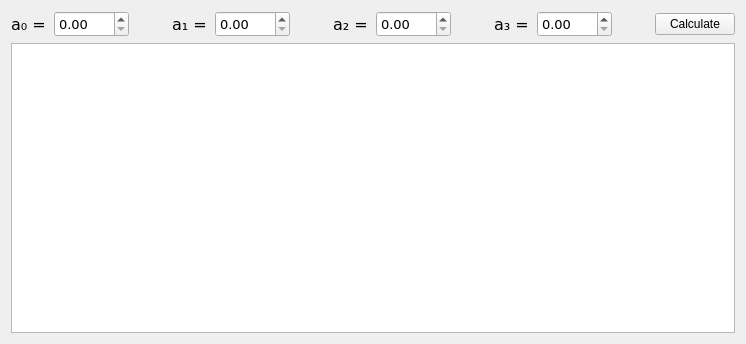
JC-labs/Experiment_Planning_theory_Labs, file Lab1/GUI.ui: the form before one commit.
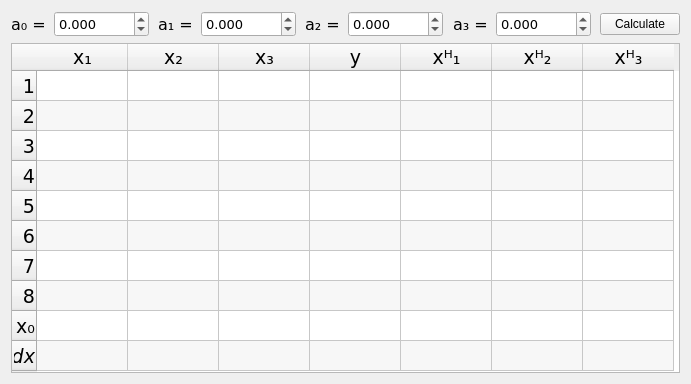
The form after the commit.

Commit message: GUI is ready.

Patch:
```diff
--- a/Lab1/GUI.ui
+++ b/Lab1/GUI.ui
@@ -6,10 +6,16 @@
    <rect>
     <x>0</x>
     <y>0</y>
-    <width>746</width>
-    <height>344</height>
+    <width>691</width>
+    <height>384</height>
    </rect>
   </property>
+  <property name="minimumSize">
+   <size>
+    <width>691</width>
+    <height>384</height>
+   </size>
+  </property>
   <property name="windowTitle">
    <string>GUI</string>
   </property>
@@ -40,6 +46,15 @@
          <pointsize>10</pointsize>
         </font>
        </property>
+       <property name="decimals">
+        <number>3</number>
+       </property>
+       <property name="minimum">
+        <double>-1000.000000000000000</double>
+       </property>
+       <property name="maximum">
+        <double>1000.000000000000000</double>
+       </property>
       </widget>
      </item>
      <item>
@@ -76,6 +91,15 @@
          <pointsize>10</pointsize>
         </font>
        </property>
+       <property name="decimals">
+        <number>3</number>
+       </property>
+       <property name="minimum">
+        <double>-1000.000000000000000</double>
+       </property>
+       <property name="maximum">
+        <double>1000.000000000000000</double>
+       </property>
       </widget>
      </item>
      <item>
@@ -112,6 +136,15 @@
          <pointsize>10</pointsize>
         </font>
        </property>
+       <property name="decimals">
+        <number>3</number>
+       </property>
+       <property name="minimum">
+        <double>-1000.000000000000000</double>
+       </property>
+       <property name="maximum">
+        <double>1000.000000000000000</double>
+       </property>
       </widget>
      </item>
      <item>
@@ -148,6 +181,15 @@
          <pointsize>10</pointsize>
         </font>
        </property>
+       <property name="decimals">
+        <number>3</number>
+       </property>
+       <property name="minimum">
+        <double>-1000.000000000000000</double>
+       </property>
+       <property name="maximum">
+        <double>1000.000000000000000</double>
+       </property>
       </widget>
      </item>
      <item>
@@ -173,7 +215,173 @@
     </layout>
    </item>
    <item>
-    <widget class="QTableWidget" name="tableWidget"/>
+    <widget class="QTableWidget" name="table">
+     <property name="font">
+      <font>
+       <family>Verdana</family>
+       <pointsize>14</pointsize>
+      </font>
+     </property>
+     <property name="verticalScrollBarPolicy">
+      <enum>Qt::ScrollBarAlwaysOff</enum>
+     </property>
+     <property name="horizontalScrollBarPolicy">
+      <enum>Qt::ScrollBarAlwaysOff</enum>
+     </property>
+     <property name="sizeAdjustPolicy">
+      <enum>QAbstractScrollArea::AdjustIgnored</enum>
+     </property>
+     <property name="editTriggers">
+      <set>QAbstractItemView::NoEditTriggers</set>
+     </property>
+     <property name="alternatingRowColors">
+      <bool>true</bool>
+     </property>
+     <property name="verticalScrollMode">
+      <enum>QAbstractItemView::ScrollPerPixel</enum>
+     </property>
+     <property name="horizontalScrollMode">
+      <enum>QAbstractItemView::ScrollPerPixel</enum>
+     </property>
+     <property name="showGrid">
+      <bool>true</bool>
+     </property>
+     <property name="cornerButtonEnabled">
+      <bool>false</bool>
+     </property>
+     <attribute name="horizontalHeaderDefaultSectionSize">
+      <number>91</number>
+     </attribute>
+     <attribute name="horizontalHeaderShowSortIndicator" stdset="0">
+      <bool>false</bool>
+     </attribute>
+     <attribute name="verticalHeaderVisible">
+      <bool>true</bool>
+     </attribute>
+     <attribute name="verticalHeaderStretchLastSection">
+      <bool>false</bool>
+     </attribute>
+     <row>
+      <property name="text">
+       <string>1</string>
+      </property>
+      <property name="textAlignment">
+       <set>AlignTrailing|AlignVCenter</set>
+      </property>
+     </row>
+     <row>
+      <property name="text">
+       <string>2</string>
+      </property>
+      <property name="textAlignment">
+       <set>AlignTrailing|AlignVCenter</set>
+      </property>
+     </row>
+     <row>
+      <property name="text">
+       <string>3</string>
+      </property>
+      <property name="textAlignment">
+       <set>AlignTrailing|AlignVCenter</set>
+      </property>
+     </row>
+     <row>
+      <property name="text">
+       <string>4</string>
+      </property>
+      <property name="textAlignment">
+       <set>AlignTrailing|AlignVCenter</set>
+      </property>
+     </row>
+     <row>
+      <property name="text">
+       <string>5</string>
+      </property>
+      <property name="textAlignment">
+       <set>AlignTrailing|AlignVCenter</set>
+      </property>
+     </row>
+     <row>
+      <property name="text">
+       <string>6</string>
+      </property>
+      <property name="textAlignment">
+       <set>AlignTrailing|AlignVCenter</set>
+      </property>
+     </row>
+     <row>
+      <property name="text">
+       <string>7</string>
+      </property>
+      <property name="textAlignment">
+       <set>AlignTrailing|AlignVCenter</set>
+      </property>
+     </row>
+     <row>
+      <property name="text">
+       <string>8</string>
+      </property>
+      <property name="textAlignment">
+       <set>AlignTrailing|AlignVCenter</set>
+      </property>
+     </row>
+     <row>
+      <property name="text">
+       <string>x₀</string>
+      </property>
+      <property name="textAlignment">
+       <set>AlignTrailing|AlignVCenter</set>
+      </property>
+     </row>
+     <row>
+      <property name="text">
+       <string>dx</string>
+      </property>
+      <property name="font">
+       <font>
+        <italic>true</italic>
+       </font>
+      </property>
+      <property name="textAlignment">
+       <set>AlignTrailing|AlignVCenter</set>
+      </property>
+     </row>
+     <column>
+      <property name="text">
+       <string>x₁</string>
+      </property>
+     </column>
+     <column>
+      <property name="text">
+       <string>x₂</string>
+      </property>
+     </column>
+     <column>
+      <property name="text">
+       <string>x₃</string>
+      </property>
+     </column>
+     <column>
+      <property name="text">
+       <string>y</string>
+      </property>
+     </column>
+     <column>
+      <property name="text">
+       <string>xᴴ₁</string>
+      </property>
+     </column>
+     <column>
+      <property name="text">
+       <string>xᴴ₂</string>
+      </property>
+     </column>
+     <column>
+      <property name="text">
+       <string>xᴴ₃</string>
+      </property>
+     </column>
+    </widget>
    </item>
   </layout>
  </widget>
```
Left out of the diff: 8 changed lines with no effect on the pictures. The commit also changes 5 other files.
